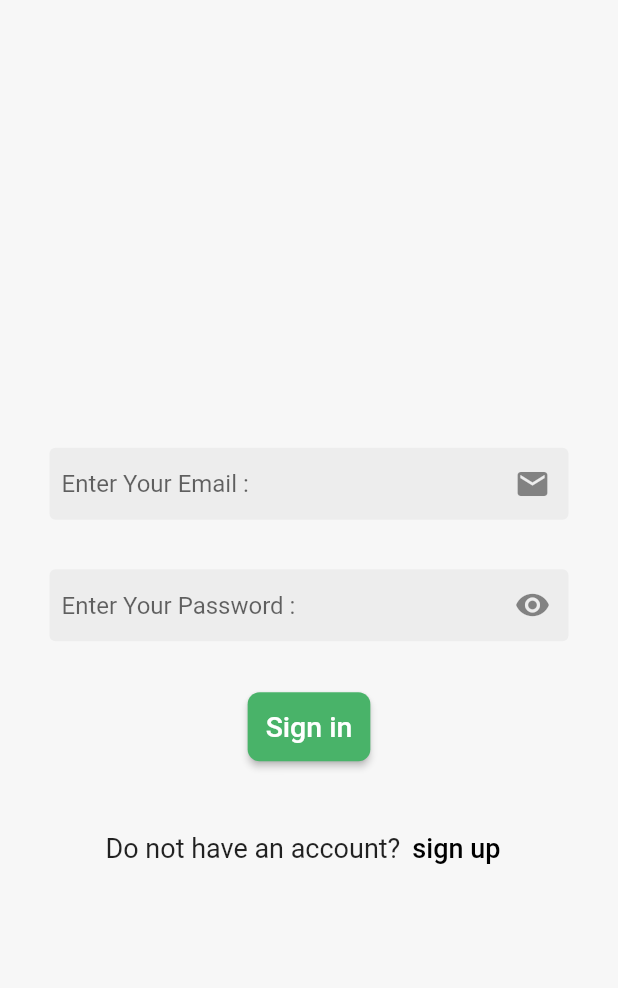
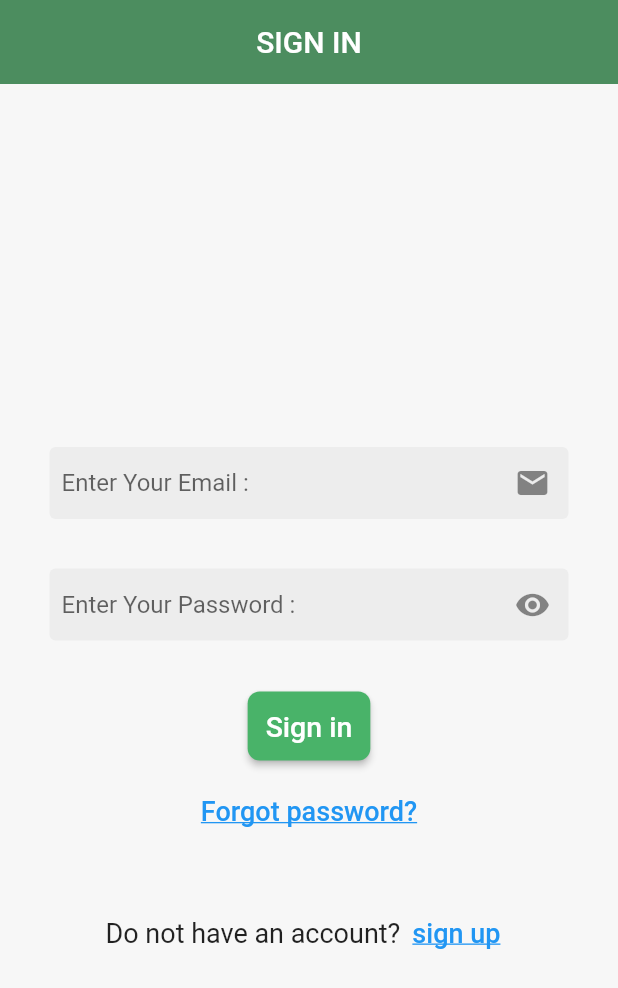
Before and after one commit to wael-saif23/e-commerce, a Flutter app: the screen it shows after launch, on a phone screen of 412 x 824 dp. Shown: the top 988 px of the screen. Run offline on Flutter 3.47's test engine with Material 2 defaults, Android fonts, the phone set to English and light mode, and no system bars; our stand-ins replace firebase_auth, firebase_core; accounts and stored records are empty.

Commit message:
reset password py firepass and connect with email

```diff
--- a/lib/pages/login.dart
+++ b/lib/pages/login.dart
@@ -1,5 +1,6 @@
 // ignore_for_file: prefer_const_literals_to_create_immutables, prefer_const_constructors
 
+import 'package:e_commerce_app/pages/forgot_passowrd.dart';
 import 'package:e_commerce_app/pages/register.dart';
 import 'package:e_commerce_app/shared/colors.dart';
 import 'package:e_commerce_app/shared/contants.dart';
@@ -49,10 +50,17 @@ class _LoginState extends State<Login> {
   Widget build(BuildContext context) {
     return SafeArea(
       child: Scaffold(
+        appBar: AppBar(
+        title: Text("SIGN IN"),
+        centerTitle: true,
+        elevation: 0,
+        backgroundColor: appbarGreen,
+      ),
         backgroundColor: Color.fromARGB(255, 247, 247, 247),
         body: Center(
           child: Padding(
             padding: const EdgeInsets.all(33.0),
+            child: SingleChildScrollView(
               child: Column(
                 mainAxisAlignment: MainAxisAlignment.center,
                 children: [
@@ -91,8 +99,8 @@ class _LoginState extends State<Login> {
                     height: 33,
                   ),
                   ElevatedButton(
-                  onPressed: () {
-                    signIN();
+                    onPressed: ()async {
+                     await signIN();
 
                     },
                     style: ButtonStyle(
@@ -111,6 +119,21 @@ class _LoginState extends State<Login> {
                     ),
                   ),
                   const SizedBox(
+                  height: 9,
+                ),
+
+                TextButton(
+                  onPressed: (){
+                    Navigator.push(
+                            context,
+                            MaterialPageRoute(builder: (context) => ForgotPassword()),
+                          );
+                  },
+                   child: Text("Forgot password?",
+                        style: TextStyle(
+                            fontSize: 18, decoration: TextDecoration.underline)),)
+                   ,
+                  const SizedBox(
                     height: 33,
                   ),
                   Row(
@@ -127,7 +150,7 @@ class _LoginState extends State<Login> {
                           },
                           child: Text('sign up',
                               style:
-                                TextStyle(color: Colors.black, fontSize: 18))),
+                                  TextStyle( fontSize: 18,decoration: TextDecoration.underline))),
                     ],
                   )
                 ],
@@ -135,6 +158,7 @@ class _LoginState extends State<Login> {
             ),
           ),
         ),
+      ),
     );
   }
 }
--- a/lib/pages/register.dart
+++ b/lib/pages/register.dart
@@ -86,6 +86,12 @@ class _RegisterState extends State<Register> {
   Widget build(BuildContext context) {
     return SafeArea(
       child: Scaffold(
+        appBar: AppBar(
+        title: Text("SIGN UP"),
+        centerTitle: true,
+        elevation: 0,
+        backgroundColor: appbarGreen,
+      ),
         backgroundColor: Color.fromARGB(255, 247, 247, 247),
         body: Center(
           child: Padding(
--- a/lib/shared/snackbar.dart
+++ b/lib/shared/snackbar.dart
@@ -2,7 +2,7 @@ import 'package:flutter/material.dart';
 
 showSnackBar(BuildContext context, String text) {
     return ScaffoldMessenger.of(context).showSnackBar(SnackBar(
-      duration:const Duration(seconds: 10),
+      duration:const Duration(seconds: 5),
       content: Text(text),
       action: SnackBarAction(label: "close", onPressed: () {}),
     ));
```
Also changed, not shown: lib/pages/forgot_passowrd.dart (added, +117 -0 lines). Lines whose indentation alone changed are shown as unchanged.
